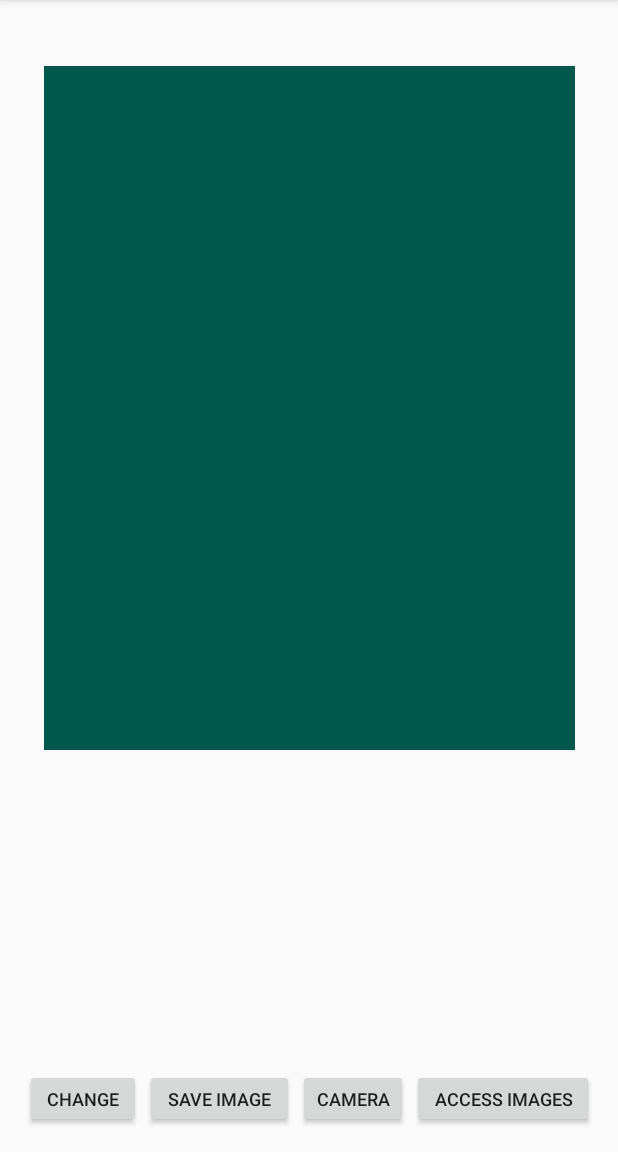
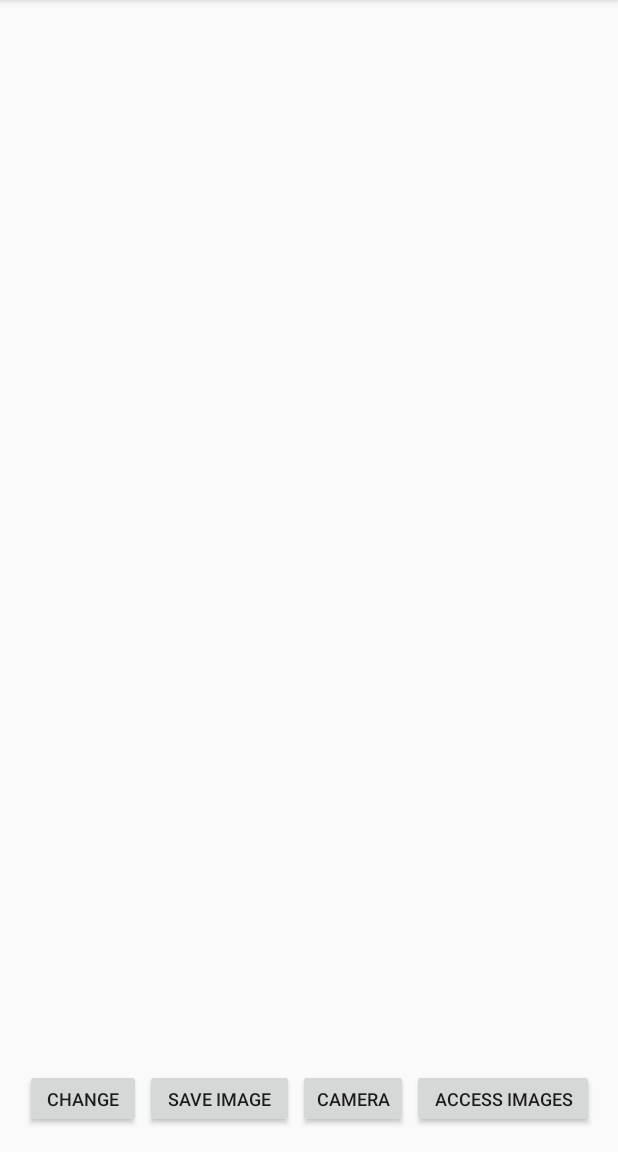
Before and after one commit to glennsong09/CS125FinalProject, an Android app: the screen it shows after launch (MainActivity), after a tap on "CHANGE", on a phone screen of 412 x 824 dp, the part 84-1236 px from its top. Run offline under Robolectric (Android 15) with nearby library versions, the phone set to English and light mode, and no system bars; libraries missing offline, so code that uses them is left out: com.bachors.img2ascii; 2 statements that could not run were skipped.

```diff
--- a/app/src/main/java/com/example/qianfan/cs125finalproject/MainActivity.java
+++ b/app/src/main/java/com/example/qianfan/cs125finalproject/MainActivity.java
@@ -50,6 +50,7 @@ public class MainActivity extends AppCompatActivity {
             public void onClick(View v) {
                 Log.i("CS125FinalProject", "Will convert image to ASCII.");
                 transform.convert();
+                imageViewer.setImageResource(android.R.color.transparent);
             }
         });
 
```
